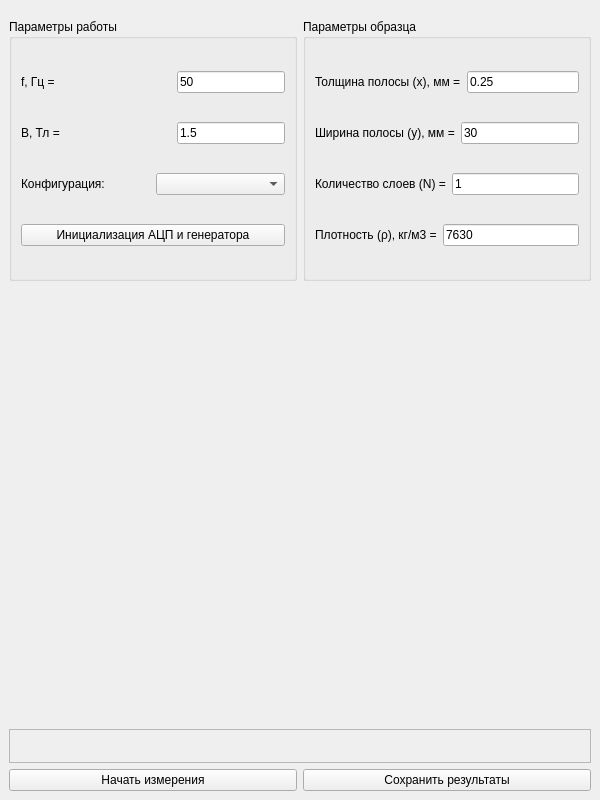
Qt form epsdesign.ui (BuslaySt/Epstein) before a commit.
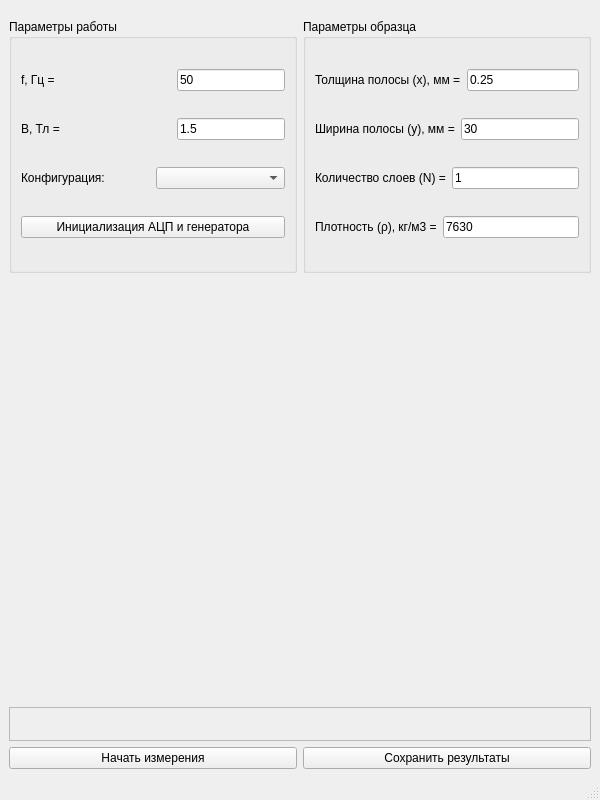
The same form after that commit. Icons and pictures are not drawn. Custom widgets are drawn as their Qt base class.

Patch:
```diff
--- a/epsdesign.ui
+++ b/epsdesign.ui
@@ -281,6 +281,7 @@
     </item>
    </layout>
   </widget>
+  <widget class="QStatusBar" name="statusBar"/>
  </widget>
  <customwidgets>
   <customwidget>
```
